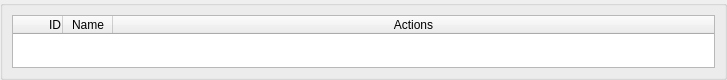
Before: the Qt Designer form v2.5/GEAR Studio/ManagedEntitiesTab.ui in andyreimann/gear, drawn with Qt 5.
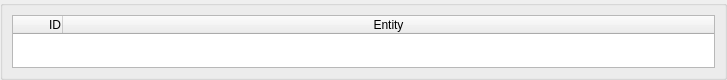
After: the same form once the commit is applied.

```diff
--- a/v2.5/GEAR Studio/ManagedEntitiesTab.ui
+++ b/v2.5/GEAR Studio/ManagedEntitiesTab.ui
@@ -69,6 +69,9 @@
             <property name="enabled">
              <bool>true</bool>
             </property>
+            <property name="sizeAdjustPolicy">
+             <enum>QAbstractScrollArea::AdjustToContents</enum>
+            </property>
             <property name="autoScroll">
              <bool>true</bool>
             </property>
@@ -121,12 +124,7 @@
             </column>
             <column>
              <property name="text">
-              <string>Name</string>
-             </property>
-            </column>
-            <column>
-             <property name="text">
-              <string>Actions</string>
+              <string>Entity</string>
              </property>
             </column>
            </widget>
```
